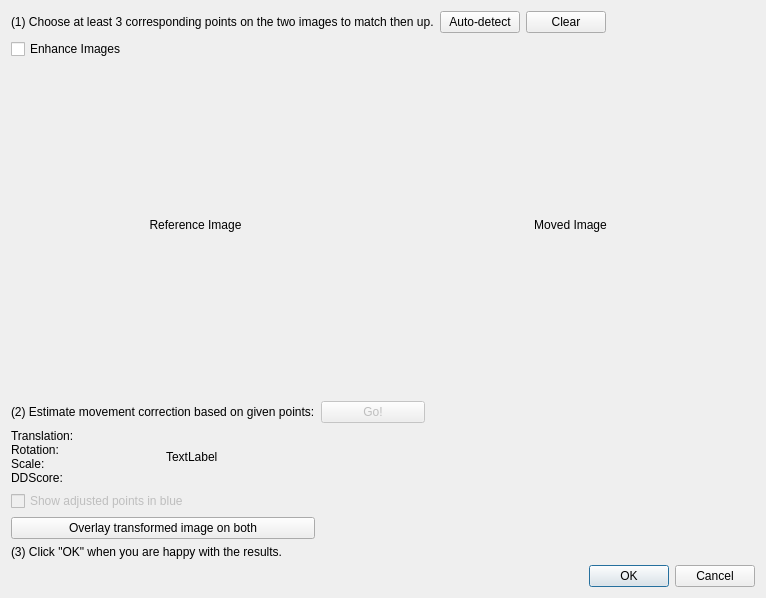
Qt form calcam/gui/qt_designer_files/movement_corr_dialog.ui (euratom-software/calcam) before a commit.
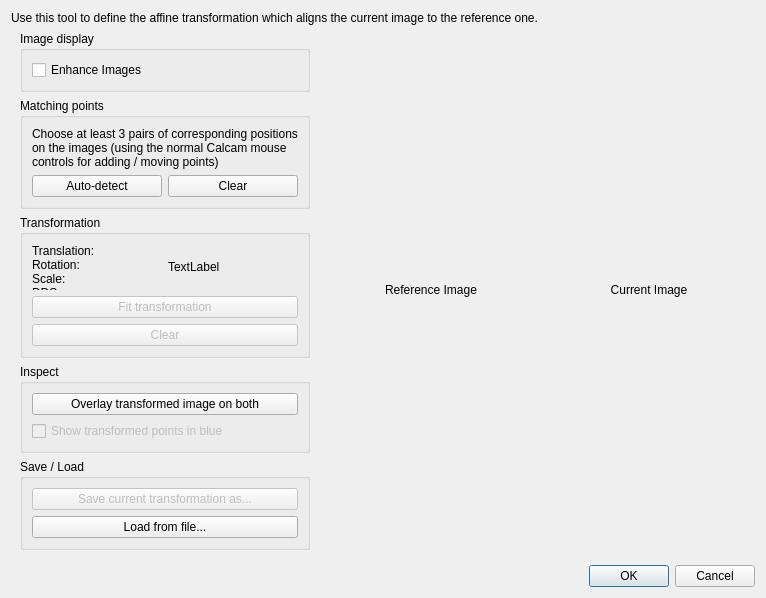
The same form after that commit.

Commit message: Lots more GUI tool updates: (1) Improve movement correction interface, (2) Many improvements to image analyser including movement correction support, image mapping to the wall, colour mapping for mono images, overlay opacity slider, changing layout of displayed position information.

Patch:
```diff
--- a/calcam/gui/qt_designer_files/movement_corr_dialog.ui
+++ b/calcam/gui/qt_designer_files/movement_corr_dialog.ui
@@ -13,62 +13,66 @@
   <property name="windowTitle">
    <string>Calcam - Camera movement correction</string>
   </property>
+  <layout class="QGridLayout" name="gridLayout_2">
+   <item row="2" column="0" colspan="3">
+    <widget class="QDialogButtonBox" name="buttonbox">
+     <property name="orientation">
+      <enum>Qt::Horizontal</enum>
+     </property>
+     <property name="standardButtons">
+      <set>QDialogButtonBox::Cancel|QDialogButtonBox::Ok</set>
+     </property>
+    </widget>
+   </item>
+   <item row="1" column="0">
+    <widget class="QWidget" name="widget" native="true">
   <layout class="QGridLayout" name="gridLayout">
-   <item row="6" column="0" colspan="2">
-    <widget class="QFrame" name="frame_2">
-     <property name="sizePolicy">
-      <sizepolicy hsizetype="Preferred" vsizetype="Minimum">
-       <horstretch>0</horstretch>
-       <verstretch>0</verstretch>
-      </sizepolicy>
-     </property>
-     <property name="frameShape">
-      <enum>QFrame::NoFrame</enum>
-     </property>
-     <property name="frameShadow">
-      <enum>QFrame::Raised</enum>
-     </property>
-     <layout class="QGridLayout" name="gridLayout_3">
-      <property name="leftMargin">
-       <number>0</number>
-      </property>
       <property name="topMargin">
-       <number>9</number>
-      </property>
-      <property name="rightMargin">
        <number>0</number>
       </property>
-      <property name="bottomMargin">
-       <number>0</number>
-      </property>
-      <item row="1" column="0" colspan="2">
+      <item row="3" column="0">
+       <widget class="QGroupBox" name="groupBox_3">
+        <property name="title">
+         <string>Matching points</string>
+        </property>
+        <layout class="QGridLayout" name="gridLayout_5">
+         <item row="1" column="1">
+          <widget class="QPushButton" name="clear_button">
+           <property name="text">
+            <string>Clear</string>
+           </property>
+          </widget>
+         </item>
+         <item row="1" column="0">
+          <widget class="QPushButton" name="auto_points_button">
+           <property name="enabled">
+            <bool>true</bool>
+           </property>
+           <property name="text">
+            <string>Auto-detect</string>
+           </property>
+          </widget>
+         </item>
+         <item row="0" column="0" colspan="2">
        <widget class="QLabel" name="label_4">
         <property name="text">
-         <string>(2) Estimate movement correction based on given points:</string>
-        </property>
-       </widget>
-      </item>
-      <item row="1" column="2">
-       <widget class="QPushButton" name="update_homography_button">
-        <property name="enabled">
-         <bool>false</bool>
-        </property>
-        <property name="text">
-         <string>Go!</string>
-        </property>
-       </widget>
-      </item>
-      <item row="2" column="0">
-       <widget class="QLabel" name="transform_param_names">
-        <property name="text">
-         <string>&lt;html&gt;&lt;head/&gt;&lt;body&gt;&lt;p&gt;Translation: &lt;br/&gt;Rotation: &lt;br/&gt;Scale:&lt;br/&gt;DDScore:&lt;/p&gt;&lt;/body&gt;&lt;/html&gt;</string>
-        </property>
-        <property name="margin">
-         <number>5</number>
-        </property>
+            <string>Choose at least 3 pairs of corresponding positions on the images (using the normal Calcam mouse controls for adding / moving points)</string>
+           </property>
+           <property name="wordWrap">
+            <bool>true</bool>
+           </property>
+          </widget>
+         </item>
+        </layout>
        </widget>
       </item>
-      <item row="5" column="0" colspan="2">
+      <item row="5" column="0">
+       <widget class="QGroupBox" name="groupBox_5">
+        <property name="title">
+         <string>Inspect</string>
+        </property>
+        <layout class="QVBoxLayout" name="verticalLayout_5">
+         <item>
        <widget class="QPushButton" name="overlay_button">
         <property name="enabled">
          <bool>true</bool>
@@ -78,132 +82,127 @@
         </property>
        </widget>
       </item>
-      <item row="2" column="1">
-       <widget class="QLabel" name="transform_params">
-        <property name="text">
-         <string>TextLabel</string>
-        </property>
-        <property name="margin">
-         <number>5</number>
-        </property>
-       </widget>
-      </item>
-      <item row="1" column="3" colspan="3">
-       <spacer name="horizontalSpacer_3">
-        <property name="orientation">
-         <enum>Qt::Horizontal</enum>
-        </property>
-        <property name="sizeHint" stdset="0">
-         <size>
-          <width>40</width>
-          <height>20</height>
-         </size>
-        </property>
-       </spacer>
-      </item>
-      <item row="4" column="0" colspan="5">
+         <item>
        <widget class="QCheckBox" name="fitted_points_checkbox">
         <property name="enabled">
          <bool>false</bool>
         </property>
         <property name="text">
-         <string>Show adjusted points in blue</string>
+            <string>Show transformed points in blue</string>
         </property>
        </widget>
       </item>
      </layout>
     </widget>
    </item>
-   <item row="7" column="0" colspan="2">
-    <widget class="QLabel" name="label_6">
-     <property name="text">
-      <string>(3) Click &quot;OK&quot; when you are happy with the results.</string>
-     </property>
-    </widget>
-   </item>
-   <item row="1" column="0" colspan="2">
-    <widget class="QFrame" name="frame">
-     <property name="frameShape">
-      <enum>QFrame::NoFrame</enum>
-     </property>
-     <property name="frameShadow">
-      <enum>QFrame::Plain</enum>
-     </property>
-     <layout class="QGridLayout" name="gridLayout_2">
-      <property name="margin">
-       <number>0</number>
-      </property>
-      <item row="0" column="3">
-       <widget class="QPushButton" name="auto_points_button">
-        <property name="enabled">
-         <bool>true</bool>
-        </property>
-        <property name="text">
-         <string>Auto-detect</string>
-        </property>
-       </widget>
-      </item>
-      <item row="0" column="0" colspan="3">
-       <widget class="QLabel" name="label_3">
-        <property name="text">
-         <string>(1) Choose at least 3 corresponding points on the two images to match then up.</string>
-        </property>
-       </widget>
-      </item>
-      <item row="0" column="5">
-       <spacer name="horizontalSpacer_2">
-        <property name="orientation">
-         <enum>Qt::Horizontal</enum>
-        </property>
-        <property name="sizeHint" stdset="0">
-         <size>
-          <width>40</width>
-          <height>20</height>
-         </size>
-        </property>
-       </spacer>
-      </item>
-      <item row="2" column="1" colspan="5">
-       <spacer name="horizontalSpacer">
-        <property name="orientation">
-         <enum>Qt::Horizontal</enum>
-        </property>
-        <property name="sizeHint" stdset="0">
-         <size>
-          <width>40</width>
-          <height>20</height>
-         </size>
-        </property>
-       </spacer>
-      </item>
       <item row="2" column="0">
+       <widget class="QGroupBox" name="groupBox">
+        <property name="title">
+         <string>Image display</string>
+        </property>
+        <layout class="QVBoxLayout" name="verticalLayout_4">
+         <item>
        <widget class="QCheckBox" name="image_enhancement_checkbox">
         <property name="text">
          <string>Enhance Images</string>
         </property>
        </widget>
       </item>
-      <item row="0" column="4">
-       <widget class="QPushButton" name="clear_button">
-        <property name="text">
-         <string>Clear</string>
-        </property>
-       </widget>
-      </item>
      </layout>
     </widget>
    </item>
-   <item row="8" column="0" colspan="2">
-    <widget class="QDialogButtonBox" name="buttonbox">
+      <item row="7" column="0">
+       <spacer name="verticalSpacer">
      <property name="orientation">
-      <enum>Qt::Horizontal</enum>
-     </property>
-     <property name="standardButtons">
-      <set>QDialogButtonBox::Cancel|QDialogButtonBox::Ok</set>
-     </property>
-    </widget>
-   </item>
-   <item row="5" column="0">
+         <enum>Qt::Vertical</enum>
+        </property>
+        <property name="sizeHint" stdset="0">
+         <size>
+          <width>20</width>
+          <height>40</height>
+         </size>
+        </property>
+       </spacer>
+      </item>
+      <item row="4" column="0">
+       <widget class="QGroupBox" name="groupBox_2">
+        <property name="title">
+         <string>Transformation</string>
+        </property>
+        <layout class="QGridLayout" name="gridLayout_4">
+         <item row="1" column="0">
+          <widget class="QLabel" name="transform_param_names">
+           <property name="text">
+            <string>&lt;html&gt;&lt;head/&gt;&lt;body&gt;&lt;p&gt;Translation: &lt;br/&gt;Rotation: &lt;br/&gt;Scale:&lt;br/&gt;DDScore:&lt;/p&gt;&lt;/body&gt;&lt;/html&gt;</string>
+           </property>
+           <property name="margin">
+            <number>5</number>
+           </property>
+          </widget>
+         </item>
+         <item row="1" column="1">
+          <widget class="QLabel" name="transform_params">
+           <property name="text">
+            <string>TextLabel</string>
+           </property>
+           <property name="margin">
+            <number>5</number>
+           </property>
+          </widget>
+         </item>
+         <item row="2" column="0" colspan="2">
+          <widget class="QPushButton" name="update_homography_button">
+           <property name="enabled">
+            <bool>false</bool>
+           </property>
+           <property name="text">
+            <string>Fit transformation</string>
+           </property>
+          </widget>
+         </item>
+         <item row="3" column="0" colspan="2">
+          <widget class="QPushButton" name="clear_transform_button">
+           <property name="enabled">
+            <bool>false</bool>
+           </property>
+           <property name="text">
+            <string>Clear</string>
+           </property>
+          </widget>
+         </item>
+        </layout>
+       </widget>
+      </item>
+      <item row="6" column="0">
+       <widget class="QGroupBox" name="groupBox_4">
+        <property name="title">
+         <string>Save / Load</string>
+        </property>
+        <layout class="QVBoxLayout" name="verticalLayout_3">
+         <item>
+          <widget class="QPushButton" name="save_button">
+           <property name="enabled">
+            <bool>false</bool>
+           </property>
+           <property name="text">
+            <string>Save current transformation as...</string>
+           </property>
+          </widget>
+         </item>
+         <item>
+          <widget class="QPushButton" name="load_button">
+           <property name="text">
+            <string>Load from file...</string>
+           </property>
+          </widget>
+         </item>
+        </layout>
+       </widget>
+      </item>
+     </layout>
+    </widget>
+   </item>
+   <item row="1" column="1">
     <widget class="QFrame" name="ref_frame">
      <property name="sizePolicy">
       <sizepolicy hsizetype="Preferred" vsizetype="Expanding">
@@ -218,6 +217,9 @@
       <enum>QFrame::Plain</enum>
      </property>
      <layout class="QVBoxLayout" name="verticalLayout">
+      <property name="topMargin">
+       <number>0</number>
+      </property>
       <item>
        <widget class="QLabel" name="label">
         <property name="sizePolicy">
@@ -234,7 +236,7 @@
      </layout>
     </widget>
    </item>
-   <item row="5" column="1">
+   <item row="1" column="2">
     <widget class="QFrame" name="new_frame">
      <property name="sizePolicy">
       <sizepolicy hsizetype="Preferred" vsizetype="Expanding">
@@ -249,6 +251,9 @@
       <enum>QFrame::Plain</enum>
      </property>
      <layout class="QVBoxLayout" name="verticalLayout_2">
+      <property name="topMargin">
+       <number>0</number>
+      </property>
       <item>
        <widget class="QLabel" name="label_2">
         <property name="sizePolicy">
@@ -258,13 +263,23 @@
          </sizepolicy>
         </property>
         <property name="text">
-         <string>&lt;html&gt;&lt;head/&gt;&lt;body&gt;&lt;p align=&quot;center&quot;&gt;Moved Image&lt;/p&gt;&lt;/body&gt;&lt;/html&gt;</string>
+         <string>&lt;html&gt;&lt;head/&gt;&lt;body&gt;&lt;p align=&quot;center&quot;&gt;Current Image&lt;/p&gt;&lt;/body&gt;&lt;/html&gt;</string>
         </property>
        </widget>
       </item>
      </layout>
     </widget>
    </item>
+   <item row="0" column="0" colspan="3">
+    <widget class="QLabel" name="label_3">
+     <property name="text">
+      <string>Use this tool to define the affine transformation which aligns the current image to the reference one.</string>
+     </property>
+     <property name="wordWrap">
+      <bool>true</bool>
+     </property>
+    </widget>
+   </item>
   </layout>
  </widget>
  <resources/>
```
Lines whose indentation alone changed are shown as unchanged. The commit also changes 7 other files.
